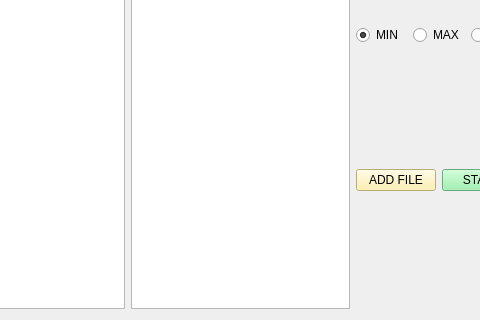
Before: the Qt Designer form qt/gen_alg_form.ui in idergunoff/geovel_1.0, drawn with Qt 5; both pictures show x 330 to 810 and y 309 to 629 of the 924 by 629 pixel window.
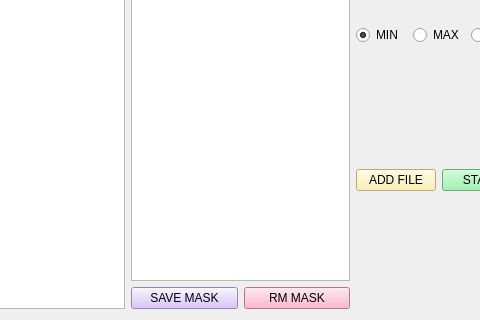
After: the same form once the commit is applied.

Patch:
```diff
--- a/qt/gen_alg_form.ui
+++ b/qt/gen_alg_form.ui
@@ -64,7 +64,35 @@
           <widget class="QListWidget" name="listWidget_population"/>
          </item>
          <item row="0" column="2">
-          <widget class="QListWidget" name="listWidget_features"/>
+          <layout class="QGridLayout" name="gridLayout_11">
+           <item row="0" column="0">
+            <widget class="QListWidget" name="listWidget_save_mask"/>
+           </item>
+           <item row="1" column="0">
+            <layout class="QGridLayout" name="gridLayout_12">
+             <item row="0" column="0">
+              <widget class="QPushButton" name="pushButton_save_mask">
+               <property name="styleSheet">
+                <string notr="true">background-color: rgb(209, 182, 249);</string>
+               </property>
+               <property name="text">
+                <string>SAVE MASK</string>
+               </property>
+              </widget>
+             </item>
+             <item row="0" column="1">
+              <widget class="QPushButton" name="pushButton_remove_mask">
+               <property name="styleSheet">
+                <string notr="true">background-color: rgb(255, 162, 190);</string>
+               </property>
+               <property name="text">
+                <string>RM MASK</string>
+               </property>
+              </widget>
+             </item>
+            </layout>
+           </item>
+          </layout>
          </item>
         </layout>
        </item>
```
Left out of the diff: 6 changed lines with no effect on the pictures.
